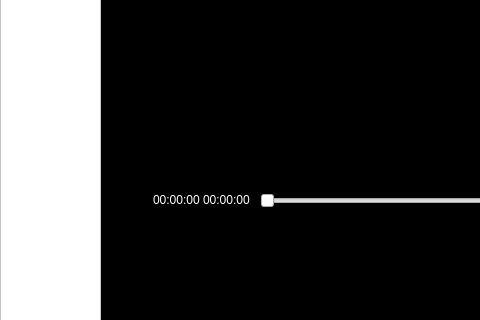
xbinh47/PTI_VinhPhat_HaoNan, file ui/home.ui: the form before one commit; both pictures show x 0 to 480 and y 372 to 692 of the 1284 by 692 pixel window.
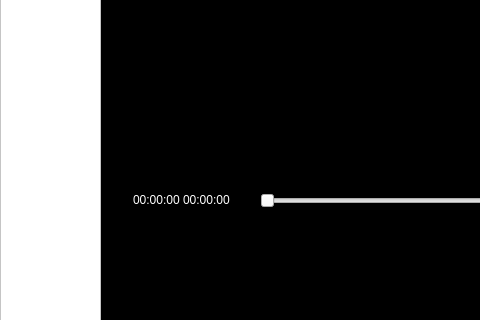
The form after the commit. Icons and pictures are not drawn.

Patch:
```diff
--- a/ui/home.ui
+++ b/ui/home.ui
@@ -784,9 +784,9 @@
      <widget class="QLabel" name="timeLabel">
       <property name="geometry">
        <rect>
-        <x>50</x>
+        <x>30</x>
         <y>560</y>
-        <width>101</width>
+        <width>151</width>
         <height>31</height>
        </rect>
       </property>
```
Left out of the diff: 14 changed lines with no effect on the pictures.
